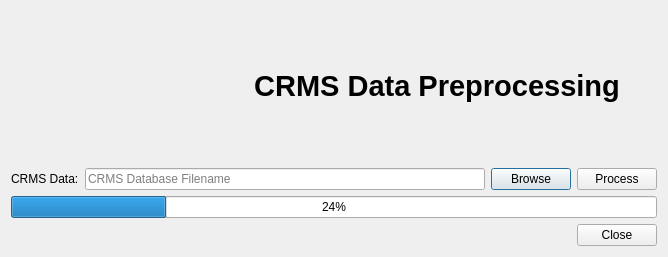
First picture: the form in MetOceanViewer/ui/crmsdialog.ui, repository zcobell/MetOceanViewer, before the edit.
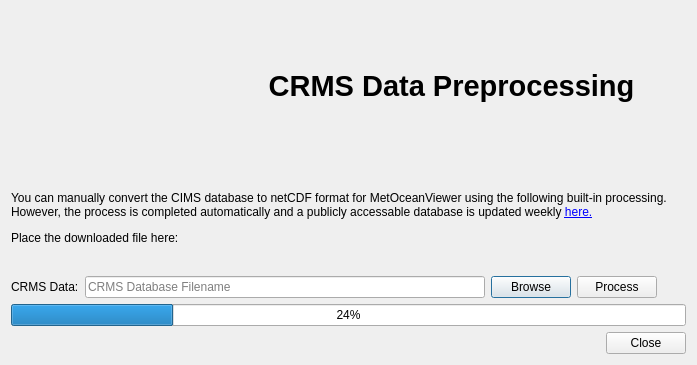
Second picture: the form after the edit. Icons and pictures are not drawn.

Patch:
```diff
--- a/MetOceanViewer/ui/crmsdialog.ui
+++ b/MetOceanViewer/ui/crmsdialog.ui
@@ -6,8 +6,8 @@
    <rect>
     <x>0</x>
     <y>0</y>
-    <width>652</width>
-    <height>257</height>
+    <width>697</width>
+    <height>365</height>
    </rect>
   </property>
   <property name="windowTitle">
@@ -69,6 +69,16 @@
      </item>
     </layout>
    </item>
+   <item>
+    <widget class="QLabel" name="label_crmsInstructions">
+     <property name="text">
+      <string>&lt;html&gt;&lt;head/&gt;&lt;body&gt;&lt;p&gt;You can manually convert the CIMS database to netCDF format for MetOceanViewer using the following built-in processing. However, the process is completed automatically and a publicly accessable database is updated weekly &lt;a href=&quot;https://metoceanviewer.s3.amazonaws.com/crms.nc&quot;&gt;&lt;span style=&quot; text-decoration: underline; color:#0000ff;&quot;&gt;here.&lt;/span&gt;&lt;/a&gt;&lt;/p&gt;&lt;p&gt;Place the downloaded file here: &lt;/p&gt;&lt;/body&gt;&lt;/html&gt;</string>
+     </property>
+     <property name="wordWrap">
+      <bool>true</bool>
+     </property>
+    </widget>
+   </item>
    <item>
     <layout class="QHBoxLayout" name="horizontalLayout">
      <item>
```
